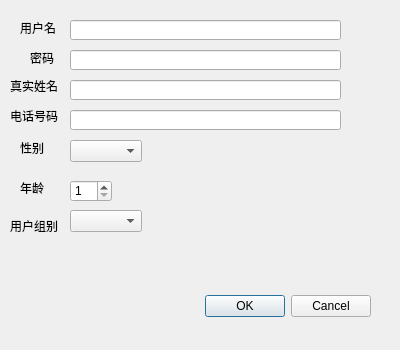
Before: the Qt Designer form AddUserDialog.ui in QZero233/QTHospitalManager, drawn with Qt 5.
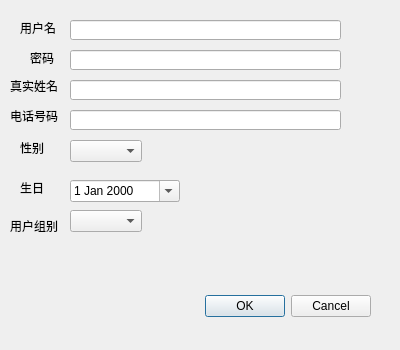
After: the same form once the commit is applied.

Commit message: Use birth date

Patch:
```diff
--- a/AddUserDialog.ui
+++ b/AddUserDialog.ui
@@ -154,23 +154,7 @@
     </rect>
    </property>
    <property name="text">
-    <string>年龄</string>
-   </property>
-  </widget>
-  <widget class="QSpinBox" name="spinBox_age">
-   <property name="geometry">
-    <rect>
-     <x>70</x>
-     <y>180</y>
-     <width>42</width>
-     <height>22</height>
-    </rect>
-   </property>
-   <property name="minimum">
-    <number>1</number>
-   </property>
-   <property name="maximum">
-    <number>114514</number>
+    <string>生日</string>
    </property>
   </widget>
   <widget class="QLabel" name="label_7">
@@ -196,6 +180,19 @@
     </rect>
    </property>
   </widget>
+  <widget class="QDateEdit" name="dateEdit_birth">
+   <property name="geometry">
+    <rect>
+     <x>70</x>
+     <y>180</y>
+     <width>110</width>
+     <height>22</height>
+    </rect>
+   </property>
+   <property name="calendarPopup">
+    <bool>true</bool>
+   </property>
+  </widget>
  </widget>
  <resources/>
  <connections>
```
The commit also changes 8 other files.
